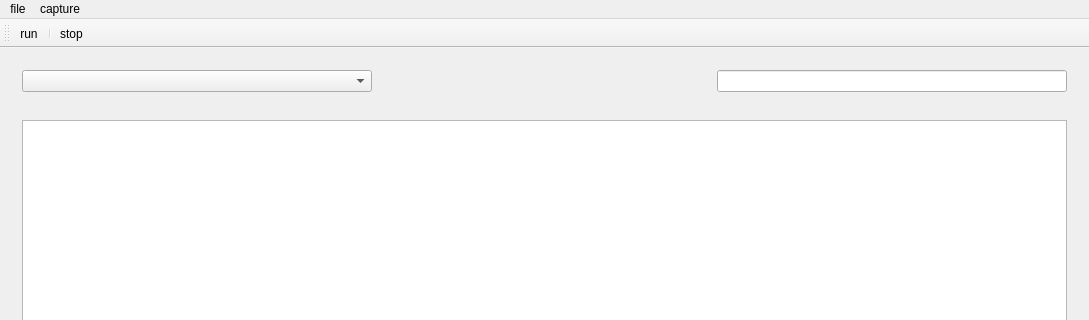
First picture: the form in mainwindow.ui, repository PM2496/courseProject, before the edit; both pictures show x 0 to 1089 and y 0 to 320 of the 1089 by 886 pixel window.
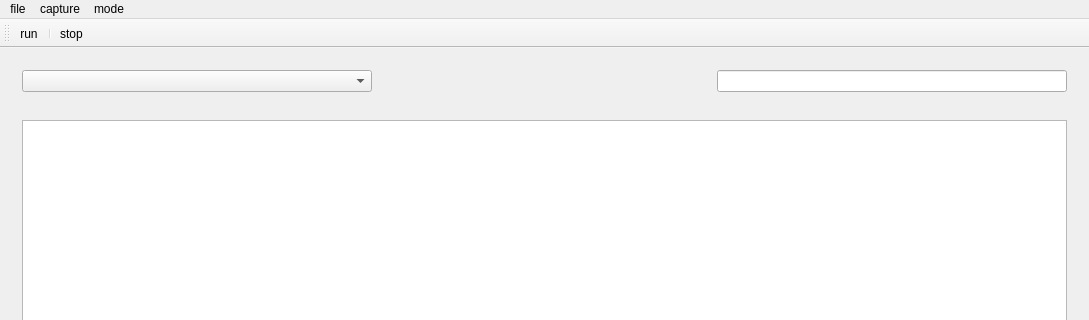
Second picture: the form after the edit.

What changed in the file:
```diff
--- a/mainwindow.ui
+++ b/mainwindow.ui
@@ -115,8 +115,17 @@
     <addaction name="actionRun"/>
     <addaction name="actionStop"/>
    </widget>
+   <widget class="QMenu" name="menuMode">
+    <property name="title">
+     <string>mode</string>
+    </property>
+    <addaction name="actionPromiscuous"/>
+    <addaction name="separator"/>
+    <addaction name="actionDirect"/>
+   </widget>
    <addaction name="menuFile"/>
    <addaction name="menuCapture"/>
+   <addaction name="menuMode"/>
   </widget>
   <widget class="QStatusBar" name="statusBar"/>
   <widget class="QToolBar" name="mainToolBar">
```
Left out of the diff: 32 changed lines with no effect on the pictures.
